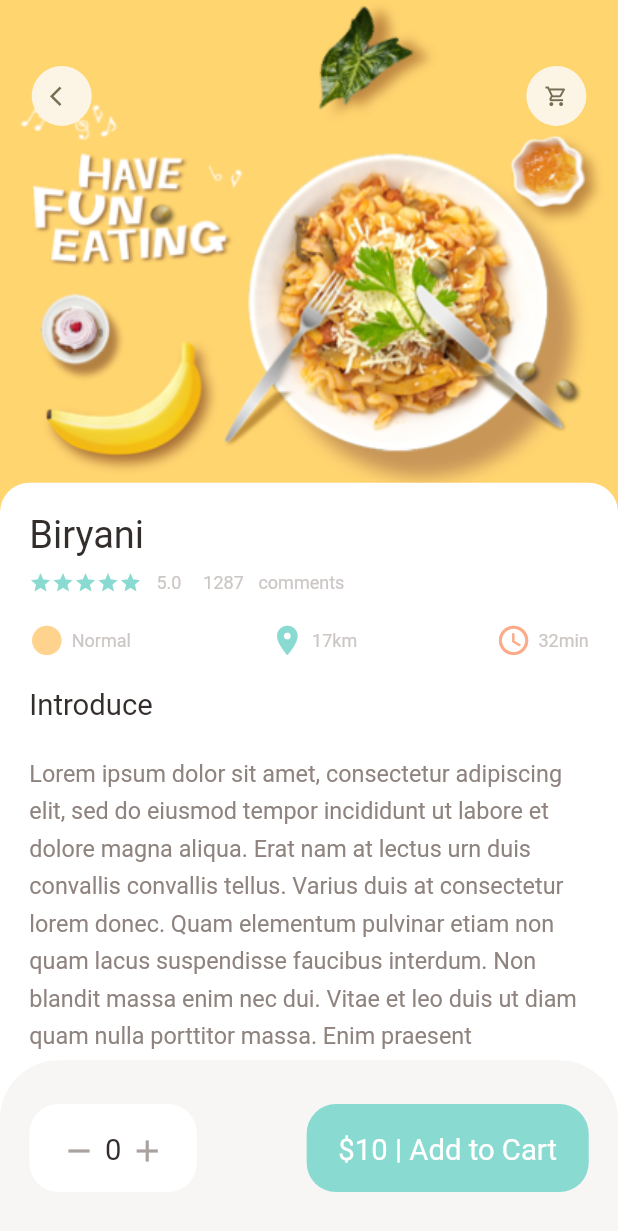
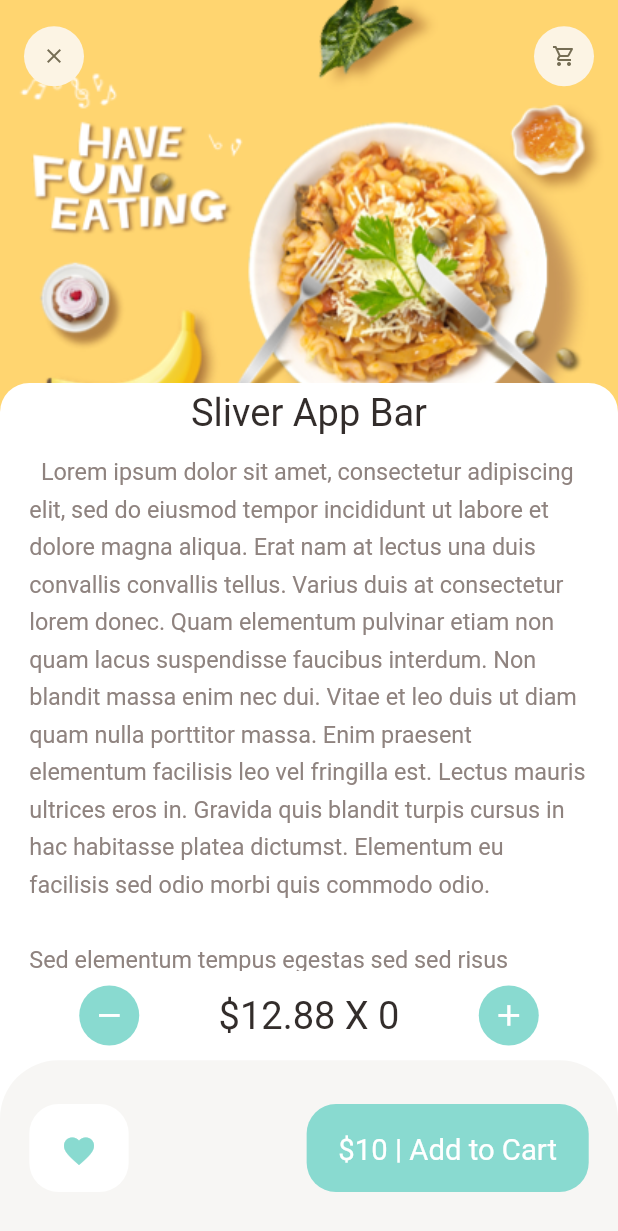
Before and after one commit to fabian-emmanuel/indulge_kitchen_flutter_app, a Flutter app: the screen it shows after launch, after a tap on "Show more", on a phone screen of 412 x 824 dp. Shown: the top 1231 px of the screen. Run offline on Flutter 3.47's test engine with Material 2 defaults, Android fonts, the phone set to English and light mode, and no system bars; our stand-ins replace dots_indicator, get.

Commit message:
recommended food detail screen

```diff
--- a/lib/main.dart
+++ b/lib/main.dart
@@ -1,6 +1,6 @@
 import 'package:flutter/material.dart';
 import 'package:get/get.dart';
-import 'package:indulge_kitchen/screens/food/popular_food_detail.dart';
+import 'package:indulge_kitchen/screens/food/recommended_food_detail.dart';
 
 void main() {
   runApp(const MyApp());
@@ -17,7 +17,7 @@ class MyApp extends StatelessWidget {
       theme: ThemeData(
         primarySwatch: Colors.blue,
       ),
-      home: const PopularFoodDetail(),
+      home: const RecommendedFoodDetail(),
     );
   }
 }
--- a/lib/screens/food/popular_food_detail.dart
+++ b/lib/screens/food/popular_food_detail.dart
@@ -1,5 +1,6 @@
 import 'package:flutter/material.dart';
 import 'package:indulge_kitchen/utils/colors.dart';
+import 'package:indulge_kitchen/utils/constants.dart';
 import 'package:indulge_kitchen/utils/dimensions.dart';
 import 'package:indulge_kitchen/widgets/app_column.dart';
 import 'package:indulge_kitchen/widgets/app_icon.dart';
@@ -72,28 +73,10 @@ class PopularFoodDetail extends StatelessWidget {
                   BigText(text: "Introduce"),
                   SizedBox(height: Dimensions.len20),
                   //Expandable text widget
-                  const Expanded(
+                  Expanded(
                     child: SingleChildScrollView(
-                      child: ExpandableTextWidget(
-                          text:
-                              "Lorem ipsum dolor sit amet, consectetur adipiscing elit, "
-                              "sed do eiusmod tempor incididunt ut labore et dolore magna aliqua. "
-                              "Erat nam at lectus urna duis convallis convallis tellus. "
-                              "Varius duis at consectetur lorem donec. Quam elementum pulvinar "
-                              "etiam non quam lacus suspendisse faucibus interdum. Non blandit "
-                              "massa enim nec dui. Vitae et leo duis ut diam quam nulla porttitor massa."
-                              " Enim praesent elementum facilisis leo vel fringilla est. Lectus mauris "
-                              "ultrices eros in. Gravida quis blandit turpis cursus in hac "
-                              "habitasse platea dictumst. Elementum eu facilisis sed odio morbi quis "
-                              "commodo odio.Lorem ipsum dolor sit amet, consectetur adipiscing elit, "
-                              "sed do eiusmod tempor incididunt ut labore et dolore magna aliqua. "
-                              "Erat nam at lectus urna duis convallis convallis tellus. Varius duis "
-                              "at consectetur lorem donec. Quam elementum pulvinar etiam non quam lacus "
-                              "suspendisse faucibus interdum. Non blandit massa enim nec dui. "
-                              "Vitae et leo duis ut diam quam nulla porttitor massa. Enim praesent "
-                              "elementum facilisis leo vel fringilla est. Lectus mauris ultrices eros in. "
-                              "Gravida quis blandit turpis cursus in hac habitasse platea dictumst. "
-                              "Elementum eu facilisis sed odio morbi quis commodo odio."),
+                      child:
+                          ExpandableTextWidget(text: Constants.dummyTextShort),
                     ),
                   ),
                 ],
--- /dev/null
+++ b/lib/screens/food/recommended_food_detail.dart
@@ -0,0 +1,162 @@
+import 'package:flutter/material.dart';
+import 'package:indulge_kitchen/utils/colors.dart';
+import 'package:indulge_kitchen/utils/constants.dart';
+import 'package:indulge_kitchen/utils/dimensions.dart';
+import 'package:indulge_kitchen/widgets/app_icon.dart';
+import 'package:indulge_kitchen/widgets/big_text.dart';
+import 'package:indulge_kitchen/widgets/expandable_text.dart';
+
+class RecommendedFoodDetail extends StatelessWidget {
+  const RecommendedFoodDetail({Key? key}) : super(key: key);
+
+  @override
+  Widget build(BuildContext context) {
+    return Scaffold(
+      backgroundColor: Colors.white,
+      body: CustomScrollView(
+        slivers: [
+          SliverAppBar(
+            toolbarHeight: 75,
+            title: Row(
+              mainAxisAlignment: MainAxisAlignment.spaceBetween,
+              children: [
+                AppIcon(icon: Icons.clear),
+                AppIcon(icon: Icons.shopping_cart_outlined),
+              ],
+            ),
+            bottom: PreferredSize(
+                child: Container(
+                  child: Center(
+                    child: BigText(
+                      text: "Sliver App Bar",
+                      size: Dimensions.len26,
+                    ),
+                  ),
+                  width: double.maxFinite,
+                  padding: EdgeInsets.only(
+                      top: Dimensions.len5, bottom: Dimensions.len10),
+                  decoration: BoxDecoration(
+                    borderRadius: BorderRadius.only(
+                      topLeft: Radius.circular(Dimensions.len20),
+                      topRight: Radius.circular(Dimensions.len20),
+                    ),
+                    color: Colors.white,
+                  ),
+                ),
+                preferredSize: const Size.fromHeight(20.0)),
+            pinned: true,
+            backgroundColor: AppColors.yellowColor,
+            expandedHeight: 300,
+            flexibleSpace: FlexibleSpaceBar(
+              background: Image.asset(
+                "assets/image/food0.png",
+                width: double.maxFinite,
+                fit: BoxFit.cover,
+              ),
+            ),
+          ),
+          SliverToBoxAdapter(
+            child: Column(
+              children: [
+                Container(
+                  margin: EdgeInsets.only(
+                      left: Dimensions.len20,
+                      right: Dimensions.len20,
+                      bottom: Dimensions.len20),
+                  child: ExpandableTextWidget(text: Constants.dummyTextLong),
+                ),
+              ],
+            ),
+          ),
+        ],
+      ),
+      bottomNavigationBar: Column(
+        mainAxisSize: MainAxisSize.min,
+        children: [
+          Container(
+            padding: EdgeInsets.only(
+              left: Dimensions.wit20 * 2.5,
+              right: Dimensions.wit20 * 2.5,
+              top: Dimensions.len10,
+              bottom: Dimensions.len10,
+            ),
+            child: Row(
+              mainAxisAlignment: MainAxisAlignment.spaceBetween,
+              children: [
+                AppIcon(
+                  icon: Icons.remove,
+                  bgColor: AppColors.mainColor,
+                  iconColor: Colors.white,
+                  iconSize: Dimensions.len24,
+                ),
+                BigText(
+                  text: "\$12.88 X 0",
+                  color: AppColors.mainBlackColor,
+                  size: Dimensions.len26,
+                ),
+                AppIcon(
+                  icon: Icons.add,
+                  bgColor: AppColors.mainColor,
+                  iconColor: Colors.white,
+                  iconSize: Dimensions.len24,
+                ),
+              ],
+            ),
+          ),
+          Container(
+            height: Dimensions.bottomHeightBar,
+            padding: EdgeInsets.only(
+              top: Dimensions.len30,
+              bottom: Dimensions.len30,
+              left: Dimensions.len20,
+              right: Dimensions.len20,
+            ),
+            decoration: BoxDecoration(
+              borderRadius: BorderRadius.only(
+                topLeft: Radius.circular(Dimensions.len20 * 2),
+                topRight: Radius.circular(Dimensions.len20 * 2),
+              ),
+              color: AppColors.buttonBgColor,
+            ),
+            child: Row(
+              mainAxisAlignment: MainAxisAlignment.spaceBetween,
+              children: [
+                Container(
+                  padding: EdgeInsets.only(
+                    left: Dimensions.wit20,
+                    top: Dimensions.len20,
+                    right: Dimensions.wit20,
+                    bottom: Dimensions.len20,
+                  ),
+                  decoration: BoxDecoration(
+                    borderRadius: BorderRadius.circular(Dimensions.len20),
+                    color: Colors.white,
+                  ),
+                  child: const Icon(
+                    Icons.favorite,
+                    color: AppColors.mainColor,
+                  ),
+                ),
+                Container(
+                    padding: EdgeInsets.only(
+                      left: Dimensions.wit20,
+                      top: Dimensions.len20,
+                      right: Dimensions.wit20,
+                      bottom: Dimensions.len20,
+                    ),
+                    decoration: BoxDecoration(
+                      borderRadius: BorderRadius.circular(Dimensions.len20),
+                      color: AppColors.mainColor,
+                    ),
+                    child: BigText(
+                      text: "\$10 | Add to Cart",
+                      color: Colors.white,
+                    )),
+              ],
+            ),
+          ),
+        ],
+      ),
+    );
+  }
+}
--- /dev/null
+++ b/lib/utils/constants.dart
@@ -0,0 +1,17 @@
+class Constants {
+  static String dummyTextShort = """
+  Sed elementum tempus egestas sed sed risus pretium quam vulputate. Mauris rhoncus aenean vel elit scelerisque mauris pellentesque. Tellus integer feugiat scelerisque varius. Quis imperdiet massa tincidunt nunc pulvinar sapien et ligula ullamcorper. Faucibus purus in massa tempor nec feugiat. Nunc mattis enim ut tellus elementum sagittis vitae. Non tellus orci ac auctor. Amet tellus cras adipiscing enim eu. Feugiat scelerisque varius morbi enim. Scelerisque eu ultrices vitae auctor. Pretium fusce id velit ut tortor pretium viverra suspendisse potenti. Enim sed faucibus turpis in eu mi. Urna cursus eget nunc scelerisque viverra mauris in. Libero enim sed faucibus turpis in eu. Nec nam aliquam sem et tortor. Cursus vitae congue mauris rhoncus aenean vel.
+  """;
+
+  static String dummyTextLong = """
+  Lorem ipsum dolor sit amet, consectetur adipiscing elit, sed do eiusmod tempor incididunt ut labore et dolore magna aliqua. Erat nam at lectus urna duis convallis convallis tellus. Varius duis at consectetur lorem donec. Quam elementum pulvinar etiam non quam lacus suspendisse faucibus interdum. Non blandit massa enim nec dui. Vitae et leo duis ut diam quam nulla porttitor massa. Enim praesent elementum facilisis leo vel fringilla est. Lectus mauris ultrices eros in. Gravida quis blandit turpis cursus in hac habitasse platea dictumst. Elementum eu facilisis sed odio morbi quis commodo odio.
+
+Sed elementum tempus egestas sed sed risus pretium quam vulputate. Mauris rhoncus aenean vel elit scelerisque mauris pellentesque. Tellus integer feugiat scelerisque varius. Quis imperdiet massa tincidunt nunc pulvinar sapien et ligula ullamcorper. Faucibus purus in massa tempor nec feugiat. Nunc mattis enim ut tellus elementum sagittis vitae. Non tellus orci ac auctor. Amet tellus cras adipiscing enim eu. Feugiat scelerisque varius morbi enim. Scelerisque eu ultrices vitae auctor. Pretium fusce id velit ut tortor pretium viverra suspendisse potenti. Enim sed faucibus turpis in eu mi. Urna cursus eget nunc scelerisque viverra mauris in. Libero enim sed faucibus turpis in eu. Nec nam aliquam sem et tortor. Cursus vitae congue mauris rhoncus aenean vel.
+
+Vel quam elementum pulvinar etiam non. Egestas purus viverra accumsan in nisl nisi scelerisque eu ultrices. Lorem sed risus ultricies tristique nulla aliquet enim tortor at. Euismod quis viverra nibh cras pulvinar mattis. Tincidunt ornare massa eget egestas purus viverra accumsan in nisl. Erat nam at lectus urna duis convallis convallis tellus id. Tincidunt vitae semper quis lectus nulla at volutpat diam. Odio aenean sed adipiscing diam donec. Sed viverra ipsum nunc aliquet bibendum enim facilisis gravida. Vehicula ipsum a arcu cursus vitae congue mauris rhoncus aenean. Mus mauris vitae ultricies leo integer malesuada nunc vel risus.
+
+Mi eget mauris pharetra et ultrices neque ornare aenean euismod. Aliquet sagittis id consectetur purus ut faucibus pulvinar elementum integer. Magna fringilla urna porttitor rhoncus dolor purus non. Proin gravida hendrerit lectus a. Praesent semper feugiat nibh sed pulvinar proin. Ut morbi tincidunt augue interdum velit euismod in pellentesque. Consectetur adipiscing elit duis tristique sollicitudin. Pretium nibh ipsum consequat nisl vel pretium. Consequat mauris nunc congue nisi vitae suscipit tellus. Morbi tempus iaculis urna id. Sagittis orci a scelerisque purus semper eget duis at tellus. Enim sed faucibus turpis in eu mi. Eget egestas purus viverra accumsan in nisl nisi. In hac habitasse platea dictumst quisque. Pretium nibh ipsum consequat nisl. Ultrices sagittis orci a scelerisque purus. Suspendisse faucibus interdum posuere lorem ipsum dolor sit. Fermentum posuere urna nec tincidunt praesent semper feugiat nibh. Amet tellus cras adipiscing enim eu turpis egestas pretium aenean. Viverra mauris in aliquam sem fringilla ut morbi.
+
+In iaculis nunc sed augue lacus viverra. Mauris sit amet massa vitae tortor. Vel pharetra vel turpis nunc eget lorem. Iaculis nunc sed augue lacus. In pellentesque massa placerat duis ultricies lacus sed turpis tincidunt. Nisl pretium fusce id velit. Nisl suscipit adipiscing bibendum est ultricies. Rutrum tellus pellentesque eu tincidunt tortor aliquam nulla facilisi. Ut tellus elementum sagittis vitae et leo duis ut diam. Convallis posuere morbi leo urna molestie at elementum eu. Nisl tincidunt eget nullam non. Sed faucibus turpis in eu mi bibendum neque egestas. Euismod elementum nisi quis eleifend quam adipiscing vitae.
+  """;
+}
--- a/lib/widgets/app_icon.dart
+++ b/lib/widgets/app_icon.dart
@@ -1,18 +1,19 @@
 import 'package:flutter/material.dart';
-import 'package:indulge_kitchen/utils/dimensions.dart';
 
 class AppIcon extends StatelessWidget {
   final IconData icon;
   final Color iconColor;
   final Color bgColor;
   final double size;
+  final double iconSize;
 
   AppIcon({
     Key? key,
     required this.icon,
     this.iconColor = const Color(0xFF756d54),
     this.bgColor = const Color(0xFFfcf4e4),
-    this.size = 40,
+    this.size = 40.0,
+    this.iconSize = 16.0,
   }) : super(key: key);
 
   @override
@@ -27,7 +28,7 @@ class AppIcon extends StatelessWidget {
       child: Icon(
         icon,
         color: iconColor,
-        size: Dimensions.len16,
+        size: iconSize,
       ),
     );
   }
```
